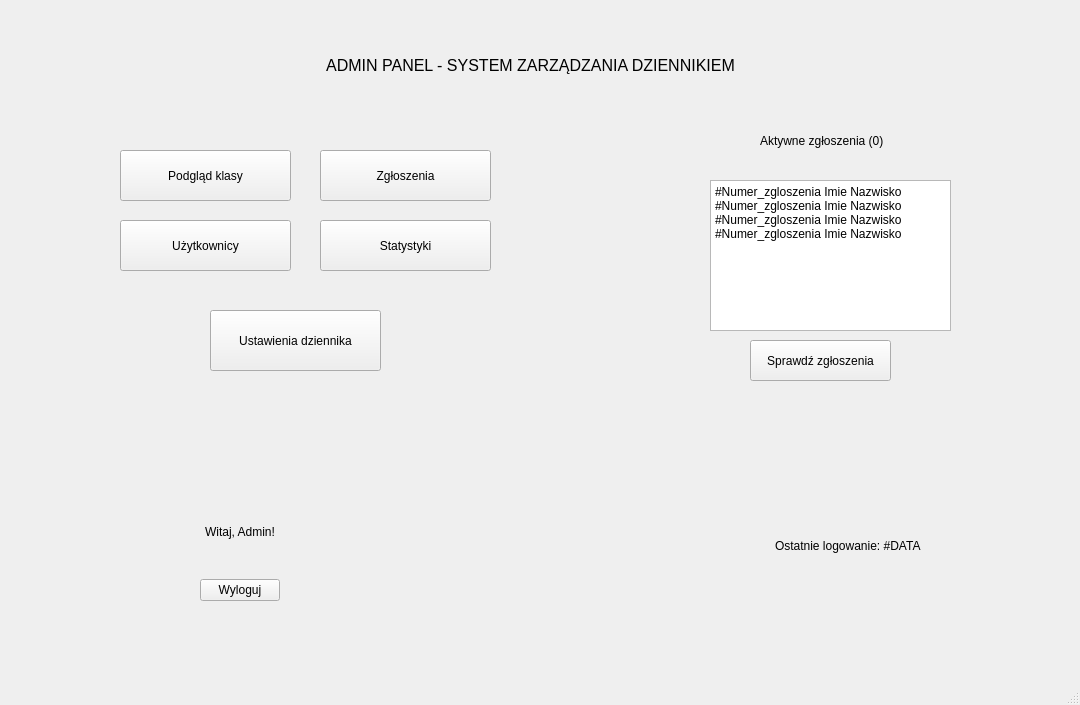
Old version of the form scheduleWindow.ui in the repository Dysky2/SEP.
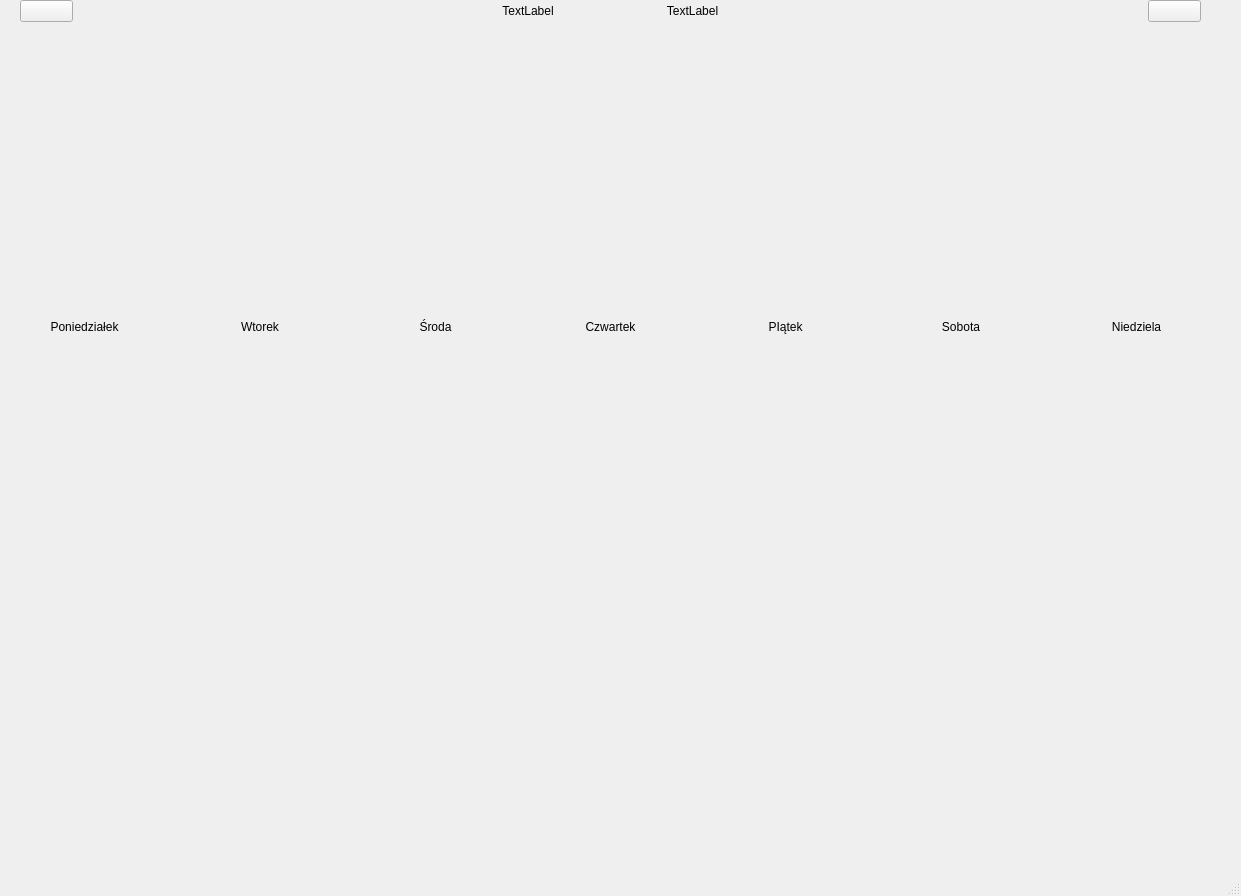
New version of the form. Icons and pictures are not drawn.

Commit message: added schedule plan, fix adminPanel

Patch:
```diff
--- a/scheduleWindow.ui
+++ b/scheduleWindow.ui
@@ -6,199 +6,186 @@
    <rect>
     <x>0</x>
     <y>0</y>
-    <width>1080</width>
-    <height>705</height>
+    <width>1241</width>
+    <height>896</height>
    </rect>
   </property>
   <property name="windowTitle">
    <string>MainWindow</string>
   </property>
   <widget class="QWidget" name="centralwidget">
-   <widget class="QLabel" name="label">
+   <widget class="QWidget" name="verticalLayoutWidget">
     <property name="geometry">
      <rect>
-      <x>290</x>
-      <y>20</y>
-      <width>481</width>
-      <height>91</height>
+      <x>0</x>
+      <y>0</y>
+      <width>1221</width>
+      <height>621</height>
      </rect>
     </property>
-    <property name="font">
-     <font>
-      <pointsize>12</pointsize>
-     </font>
-    </property>
-    <property name="text">
-     <string>ADMIN PANEL - SYSTEM ZARZĄDZANIA DZIENNIKIEM</string>
-    </property>
-    <property name="alignment">
-     <set>Qt::AlignmentFlag::AlignCenter</set>
-    </property>
-   </widget>
-   <widget class="QPushButton" name="pushButton">
-    <property name="geometry">
-     <rect>
-      <x>750</x>
-      <y>340</y>
-      <width>141</width>
-      <height>41</height>
-     </rect>
-    </property>
-    <property name="text">
-     <string>Sprawdź zgłoszenia</string>
-    </property>
-   </widget>
-   <widget class="QPushButton" name="pushButton_4">
-    <property name="geometry">
-     <rect>
-      <x>320</x>
-      <y>150</y>
-      <width>171</width>
-      <height>51</height>
-     </rect>
-    </property>
-    <property name="text">
-     <string>Zgłoszenia</string>
-    </property>
-   </widget>
-   <widget class="QLabel" name="label_2">
-    <property name="geometry">
-     <rect>
-      <x>760</x>
-      <y>120</y>
-      <width>141</width>
-      <height>41</height>
-     </rect>
-    </property>
-    <property name="text">
-     <string>Aktywne zgłoszenia (0)</string>
-    </property>
-   </widget>
-   <widget class="QPushButton" name="pushButton_2">
-    <property name="geometry">
-     <rect>
-      <x>320</x>
-      <y>220</y>
-      <width>171</width>
-      <height>51</height>
-     </rect>
-    </property>
-    <property name="text">
-     <string>Statystyki</string>
-    </property>
-   </widget>
-   <widget class="QTextBrowser" name="textBrowser">
-    <property name="geometry">
-     <rect>
-      <x>710</x>
-      <y>180</y>
-      <width>241</width>
-      <height>151</height>
-     </rect>
-    </property>
-    <property name="html">
-     <string>&lt;!DOCTYPE HTML PUBLIC &quot;-//W3C//DTD HTML 4.0//EN&quot; &quot;http://www.w3.org/TR/REC-html40/strict.dtd&quot;&gt;
-&lt;html&gt;&lt;head&gt;&lt;meta name=&quot;qrichtext&quot; content=&quot;1&quot; /&gt;&lt;meta charset=&quot;utf-8&quot; /&gt;&lt;style type=&quot;text/css&quot;&gt;
-p, li { white-space: pre-wrap; }
-hr { height: 1px; border-width: 0; }
-li.unchecked::marker { content: &quot;\2610&quot;; }
-li.checked::marker { content: &quot;\2612&quot;; }
-&lt;/style&gt;&lt;/head&gt;&lt;body style=&quot; font-family:'Segoe UI'; font-size:9pt; font-weight:400; font-style:normal;&quot;&gt;
-&lt;p style=&quot; margin-top:0px; margin-bottom:0px; margin-left:0px; margin-right:0px; -qt-block-indent:0; text-indent:0px;&quot;&gt;#Numer_zgloszenia Imie Nazwisko #Numer_zgloszenia Imie Nazwisko #Numer_zgloszenia Imie Nazwisko #Numer_zgloszenia Imie Nazwisko&lt;/p&gt;&lt;/body&gt;&lt;/html&gt;</string>
-    </property>
-   </widget>
-   <widget class="QWidget" name="layoutWidget">
-    <property name="geometry">
-     <rect>
-      <x>200</x>
-      <y>490</y>
-      <width>721</width>
-      <height>111</height>
-     </rect>
-    </property>
-    <layout class="QHBoxLayout" name="horizontalLayout">
+    <layout class="QVBoxLayout" name="verticalLayout">
      <item>
-      <layout class="QVBoxLayout" name="verticalLayout">
+      <layout class="QHBoxLayout" name="horizontalLayout" stretch="1,7,3,3,7,1">
+       <property name="leftMargin">
+        <number>20</number>
+       </property>
+       <property name="rightMargin">
+        <number>20</number>
+       </property>
+       <property name="bottomMargin">
+        <number>5</number>
+       </property>
        <item>
-        <widget class="QLabel" name="label_4">
+        <widget class="QPushButton" name="pushButton_previousMonth">
          <property name="text">
-          <string>Witaj, Admin!</string>
+          <string/>
          </property>
+         <property name="icon">
+          <iconset theme="QIcon::ThemeIcon::GoPrevious"/>
+         </property>
+        </widget>
+       </item>
+       <item>
+        <spacer name="horizontalSpacer">
+         <property name="orientation">
+          <enum>Qt::Orientation::Horizontal</enum>
+         </property>
+         <property name="sizeHint" stdset="0">
+          <size>
+           <width>40</width>
+           <height>20</height>
+          </size>
+         </property>
+        </spacer>
+       </item>
+       <item>
+        <widget class="QLabel" name="label_monthName">
+         <property name="text">
+          <string>TextLabel</string>
+         </property>
          <property name="alignment">
           <set>Qt::AlignmentFlag::AlignCenter</set>
          </property>
         </widget>
        </item>
        <item>
-        <widget class="QPushButton" name="pushButton_6">
+        <widget class="QLabel" name="label_year">
          <property name="text">
-          <string>Wyloguj</string>
+          <string>TextLabel</string>
          </property>
+         <property name="alignment">
+          <set>Qt::AlignmentFlag::AlignCenter</set>
+         </property>
         </widget>
        </item>
+       <item>
+        <spacer name="horizontalSpacer_2">
+         <property name="orientation">
+          <enum>Qt::Orientation::Horizontal</enum>
+         </property>
+         <property name="sizeHint" stdset="0">
+          <size>
+           <width>40</width>
+           <height>20</height>
+          </size>
+         </property>
+        </spacer>
+       </item>
+       <item>
+        <widget class="QPushButton" name="pushButton_nextMonth">
+         <property name="text">
+          <string/>
+         </property>
+         <property name="icon">
+          <iconset theme="QIcon::ThemeIcon::GoNext"/>
+         </property>
+        </widget>
+       </item>
       </layout>
      </item>
      <item>
-      <spacer name="horizontalSpacer">
-       <property name="orientation">
-        <enum>Qt::Orientation::Horizontal</enum>
-       </property>
-       <property name="sizeHint" stdset="0">
-        <size>
-         <width>98</width>
-         <height>28</height>
-        </size>
-       </property>
-      </spacer>
-     </item>
-     <item>
-      <widget class="QLabel" name="label_3">
-       <property name="text">
-        <string>Ostatnie logowanie: #DATA</string>
-       </property>
-      </widget>
+      <layout class="QVBoxLayout" name="verticalLayout_3" stretch="0,11">
+       <item>
+        <layout class="QHBoxLayout" name="horizontalLayout_days">
+         <item>
+          <widget class="QLabel" name="label_2">
+           <property name="text">
+            <string>Poniedziałek</string>
+           </property>
+           <property name="alignment">
+            <set>Qt::AlignmentFlag::AlignCenter</set>
+           </property>
+          </widget>
+         </item>
+         <item>
+          <widget class="QLabel" name="label_7">
+           <property name="text">
+            <string>Wtorek</string>
+           </property>
+           <property name="alignment">
+            <set>Qt::AlignmentFlag::AlignCenter</set>
+           </property>
+          </widget>
+         </item>
+         <item>
+          <widget class="QLabel" name="label_8">
+           <property name="text">
+            <string>Środa</string>
+           </property>
+           <property name="alignment">
+            <set>Qt::AlignmentFlag::AlignCenter</set>
+           </property>
+          </widget>
+         </item>
+         <item>
+          <widget class="QLabel" name="label_6">
+           <property name="text">
+            <string>Czwartek</string>
+           </property>
+           <property name="alignment">
+            <set>Qt::AlignmentFlag::AlignCenter</set>
+           </property>
+          </widget>
+         </item>
+         <item>
+          <widget class="QLabel" name="label_5">
+           <property name="text">
+            <string>PIątek</string>
+           </property>
+           <property name="alignment">
+            <set>Qt::AlignmentFlag::AlignCenter</set>
+           </property>
+          </widget>
+         </item>
+         <item>
+          <widget class="QLabel" name="label_4">
+           <property name="text">
+            <string>Sobota</string>
+           </property>
+           <property name="alignment">
+            <set>Qt::AlignmentFlag::AlignCenter</set>
+           </property>
+          </widget>
+         </item>
+         <item>
+          <widget class="QLabel" name="label_3">
+           <property name="text">
+            <string>Niedziela</string>
+           </property>
+           <property name="alignment">
+            <set>Qt::AlignmentFlag::AlignCenter</set>
+           </property>
+          </widget>
+         </item>
+        </layout>
+       </item>
+       <item>
+        <layout class="QGridLayout" name="gridLayout_calendar"/>
+       </item>
+      </layout>
      </item>
     </layout>
    </widget>
-   <widget class="QPushButton" name="pushButton_3">
-    <property name="geometry">
-     <rect>
-      <x>120</x>
-      <y>220</y>
-      <width>171</width>
-      <height>51</height>
-     </rect>
-    </property>
-    <property name="text">
-     <string>Użytkownicy</string>
-    </property>
-   </widget>
-   <widget class="QPushButton" name="pushButton_5">
-    <property name="geometry">
-     <rect>
-      <x>210</x>
-      <y>310</y>
-      <width>171</width>
-      <height>61</height>
-     </rect>
-    </property>
-    <property name="text">
-     <string>Ustawienia dziennika</string>
-    </property>
-   </widget>
-   <widget class="QPushButton" name="pushButton_7">
-    <property name="geometry">
-     <rect>
-      <x>120</x>
-      <y>150</y>
-      <width>171</width>
-      <height>51</height>
-     </rect>
-    </property>
-    <property name="text">
-     <string>Podgląd klasy</string>
-    </property>
-   </widget>
   </widget>
   <widget class="QMenuBar" name="menubar">
    <property name="geometry">
```
Left out of the diff: 6 changed lines with no effect on the pictures. The commit also changes 21 other files.
